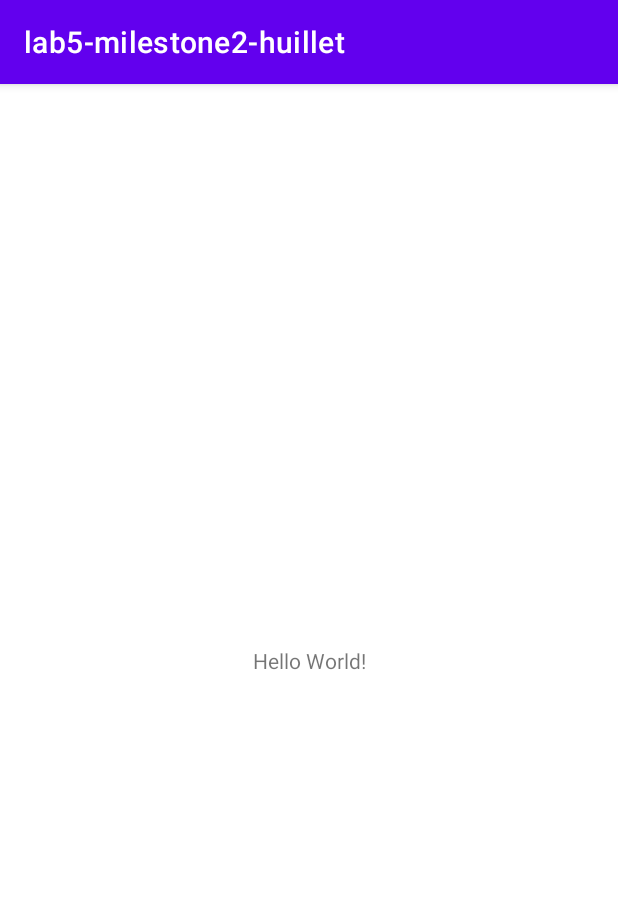
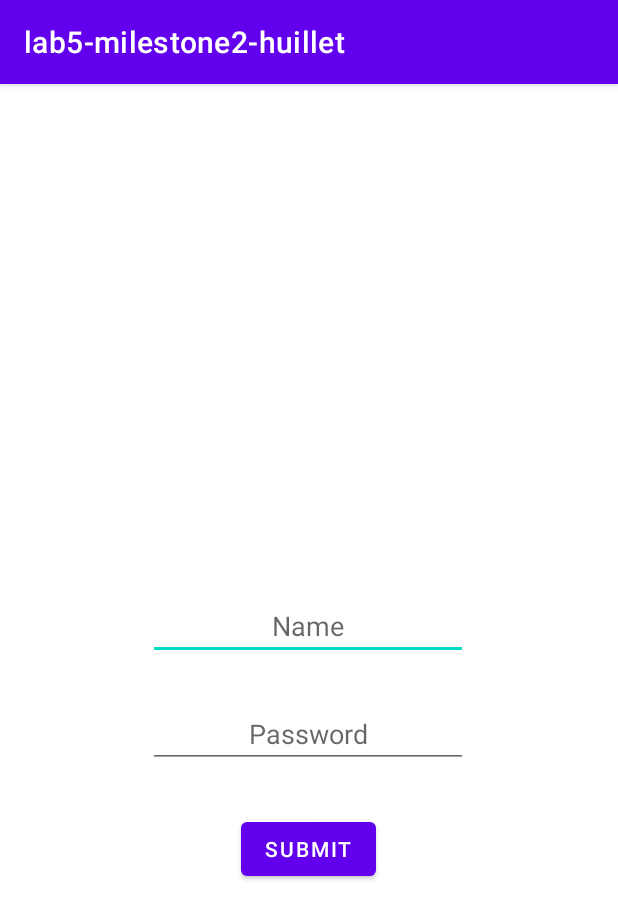
Before and after one commit to huillet/lab5-milestone2-huillet, an Android app: the screen it shows after launch (MainActivity), on a phone screen of 412 x 824 dp. Shown: the top 919 px of the screen. Run offline under Robolectric (Android 15) with nearby library versions, the phone set to English and light mode, and no system bars.

```diff
--- a/app/src/main/AndroidManifest.xml
+++ b/app/src/main/AndroidManifest.xml
@@ -18,6 +18,10 @@
                 <category android:name="android.intent.category.LAUNCHER" />
             </intent-filter>
         </activity>
+        <activity
+            android:name=".DisplayActivity"
+            android:exported="true">
+        </activity>
     </application>
 
 </manifest>
--- a/app/src/main/java/com/example/lab5_milestone2_huillet/MainActivity.java
+++ b/app/src/main/java/com/example/lab5_milestone2_huillet/MainActivity.java
@@ -2,13 +2,45 @@ package com.example.lab5_milestone2_huillet;
 
 import androidx.appcompat.app.AppCompatActivity;
 
+import android.content.Context;
+import android.content.Intent;
+import android.content.SharedPreferences;
 import android.os.Bundle;
+import android.view.View;
+import android.widget.EditText;
 
 public class MainActivity extends AppCompatActivity {
 
     @Override
     protected void onCreate(Bundle savedInstanceState) {
         super.onCreate(savedInstanceState);
-        setContentView(R.layout.activity_main);
+        String usernameKey = "username";
+
+        SharedPreferences sharedPreferences = getSharedPreferences("notes", Context.MODE_PRIVATE);
+        if (!sharedPreferences.getString(usernameKey, "").equals("")){
+            String str = sharedPreferences.getString(usernameKey, "");
+            goToDisplayActivity();
+        } else {
+            setContentView(R.layout.activity_main);
+        }
+    }
+
+    public void onSubmit(View view)
+    {
+        EditText nameField = (EditText) findViewById(R.id.nameField);
+        String str = nameField.getText().toString();
+
+        SharedPreferences sharedPreferences = getSharedPreferences("notes", Context.MODE_PRIVATE);
+        sharedPreferences.edit().putString("username", str).apply();
+
+        //Toast.makeText(MainActivity.this, myTextField.getText().toString(), Toast.LENGTH_LONG.show());
+        goToDisplayActivity();
+    }
+
+    public void goToDisplayActivity()
+    {
+        Intent intent = new Intent(this, DisplayActivity.class);
+        // intent.putExtra("message",s);
+        startActivity(intent);
     }
 }
--- a/app/src/main/res/layout/activity_main.xml
+++ b/app/src/main/res/layout/activity_main.xml
@@ -6,13 +6,44 @@
     android:layout_height="match_parent"
     tools:context=".MainActivity">
 
-    <TextView
+    <EditText
+        android:id="@+id/nameField"
         android:layout_width="wrap_content"
         android:layout_height="wrap_content"
-        android:text="Hello World!"
+        android:layout_marginBottom="384dp"
+        android:ems="10"
+        android:hint="Name"
+        android:inputType="textPersonName"
+        android:textAlignment="center"
         app:layout_constraintBottom_toBottomOf="parent"
-        app:layout_constraintLeft_toLeftOf="parent"
-        app:layout_constraintRight_toRightOf="parent"
-        app:layout_constraintTop_toTopOf="parent" />
+        app:layout_constraintEnd_toEndOf="parent"
+        app:layout_constraintHorizontal_bias="0.497"
+        app:layout_constraintStart_toStartOf="parent" />
+
+    <EditText
+        android:id="@+id/passField"
+        android:layout_width="wrap_content"
+        android:layout_height="wrap_content"
+        android:layout_marginBottom="312dp"
+        android:ems="10"
+        android:hint="Password"
+        android:inputType="textPassword"
+        android:textAlignment="center"
+        app:layout_constraintBottom_toBottomOf="parent"
+        app:layout_constraintEnd_toEndOf="parent"
+        app:layout_constraintHorizontal_bias="0.497"
+        app:layout_constraintStart_toStartOf="parent" />
+
+    <Button
+        android:id="@+id/submitButton"
+        android:layout_width="wrap_content"
+        android:layout_height="wrap_content"
+        android:layout_marginTop="30dp"
+        android:onClick="onSubmit"
+        android:text="Submit"
+        app:layout_constraintEnd_toEndOf="parent"
+        app:layout_constraintHorizontal_bias="0.498"
+        app:layout_constraintStart_toStartOf="parent"
+        app:layout_constraintTop_toBottomOf="@+id/passField" />
 
 </androidx.constraintlayout.widget.ConstraintLayout>
```
Also changed, not shown: app/src/main/java/com/example/lab5_milestone2_huillet/DisplayActivity.java (added, +59 -0 lines), app/src/main/res/layout/display_activity.xml (added, +20 -0 lines), app/src/main/res/menu/display_menu.xml (added, +14 -0 lines).
